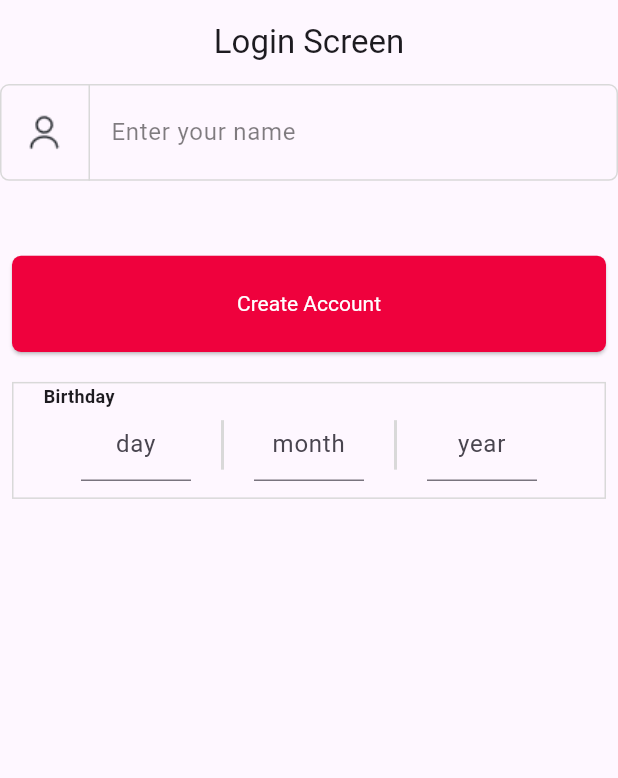
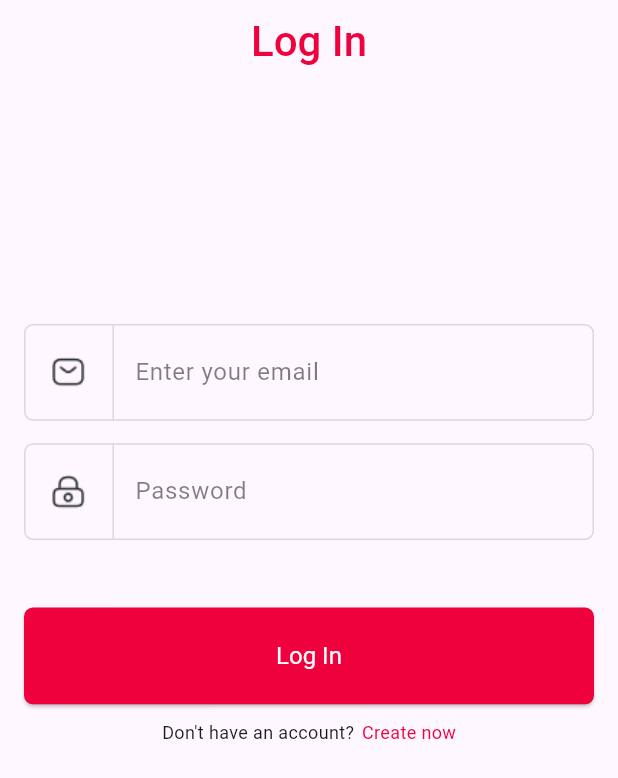
Before and after one commit to zaidahmedkhan/cosend_clone, a Flutter app: the screen it shows after launch, on a phone screen of 412 x 824 dp. Shown: the top 778 px of the screen. Run offline on Flutter 3.47's test engine with Material 3 defaults, Android fonts, the phone set to English and light mode, and no system bars.

Commit message:
login screen added

```diff
--- a/lib/core/constants/app_colors.dart
+++ b/lib/core/constants/app_colors.dart
@@ -5,4 +5,5 @@ class AppColors {
   static const Color whiteColor = Color(0xffFFFFFF);
   static const Color textFieldBorderColor = Color(0xffD9D9D9);
   static const Color hintTextColor = Color(0x80000000);
+  static const Color darkPink = Color(0xffEF013D);
 }
--- a/lib/core/constants/app_strings.dart
+++ b/lib/core/constants/app_strings.dart
@@ -3,4 +3,7 @@ class AppStrings {
   static const String day = "day";
   static const String month = "month";
   static const String year = "year";
+  static const String login = "Log In";
+  static const String dontHaveAnAccount = "Don't have an account?";
+  static const String createNow = "Create now";
 }
--- a/lib/view/screens/login_screen.dart
+++ b/lib/view/screens/login_screen.dart
@@ -1,6 +1,6 @@
 import 'package:cosend_clone/core/constants/app_assets.dart';
 import 'package:cosend_clone/core/constants/app_colors.dart';
-import 'package:cosend_clone/view/widgets/birthday_text_field.dart';
+import 'package:cosend_clone/core/constants/app_strings.dart';
 import 'package:cosend_clone/view/widgets/custom_button.dart';
 import 'package:cosend_clone/view/widgets/custom_text_field.dart';
 import 'package:flutter/material.dart';
@@ -13,31 +13,56 @@ class LoginScreen extends StatelessWidget {
     return Scaffold(
         appBar: AppBar(
           centerTitle: true,
-        title: const Text("Login Screen"),
+          title: const Text(
+            AppStrings.login,
+            style: TextStyle(
+                fontSize: 28,
+                fontWeight: FontWeight.w500,
+                color: AppColors.darkPink),
           ),
-      body: Center(
+        ),
+        body: SingleChildScrollView(
+          child: Padding(
+            padding: const EdgeInsets.symmetric(horizontal: 16, vertical: 160),
             child: Column(
               children: [
                 const CustomTextfield(
-              hintText: "Enter your name",
-              prefixIconPath: AppImages.personIcon,
-              borderRadius: 6,
-            ),
-            const SizedBox(height: 50),
+                    hintText: "Enter your email",
+                    prefixIconPath: AppImages.emailIcon),
+                const SizedBox(height: 15),
+                const CustomTextfield(
+                    hintText: "Password", prefixIconPath: AppImages.password),
+                const SizedBox(height: 45),
                 CustomButton(
                   onTap: () {},
                   width: 396,
-              height: 64.1,
-              buttonColor: AppColors.primaryButton,
-              title: "Create Account",
+                  height: 64.51,
+                  title: "Log In",
                   textColor: AppColors.whiteColor,
-              borderRdaius: 6,
                 ),
-            SizedBox(height: 20),
-            BirthdayTextField(),
+                const SizedBox(height: 10),
+                const Row(
+                  mainAxisAlignment: MainAxisAlignment.center,
+                  children: [
+                    Text(
+                      AppStrings.dontHaveAnAccount,
+                      style:
+                          TextStyle(fontSize: 12, fontWeight: FontWeight.w400),
+                    ),
+                    SizedBox(width: 5),
+                    Text(
+                      AppStrings.createNow,
+                      style: TextStyle(
+                        fontSize: 12,
+                        fontWeight: FontWeight.w400,
+                        color: AppColors.darkPink,
+                      ),
+                    )
+                  ],
+                ),
               ],
             ),
           ),
-    );
+        ));
   }
 }
--- a/lib/view/widgets/custom_button.dart
+++ b/lib/view/widgets/custom_button.dart
@@ -1,3 +1,4 @@
+import 'package:cosend_clone/core/constants/app_colors.dart';
 import 'package:flutter/material.dart';
 
 class CustomButton extends StatelessWidget {
@@ -6,10 +7,10 @@ class CustomButton extends StatelessWidget {
     required this.onTap,
     required this.width,
     required this.height,
-    required this.buttonColor,
+    this.buttonColor = AppColors.primaryButton,
     required this.title,
     required this.textColor,
-    required this.borderRdaius,
+    this.borderRadius = 6,
   });
 
   final Function() onTap;
@@ -18,7 +19,7 @@ class CustomButton extends StatelessWidget {
   final Color buttonColor;
   final String title;
   final Color textColor;
-  final double borderRdaius;
+  final double borderRadius;
 
   @override
   Widget build(BuildContext context) {
@@ -31,10 +32,11 @@ class CustomButton extends StatelessWidget {
             backgroundColor: buttonColor,
             textStyle: TextStyle(color: buttonColor),
             shape: RoundedRectangleBorder(
-                borderRadius: BorderRadius.circular(borderRdaius))),
+                borderRadius: BorderRadius.circular(borderRadius))),
         child: Text(
           title,
-          style: TextStyle(color: textColor),
+          style: TextStyle(
+              color: textColor, fontSize: 16, fontWeight: FontWeight.w400),
         ),
       ),
     );
--- a/lib/view/widgets/custom_text_field.dart
+++ b/lib/view/widgets/custom_text_field.dart
@@ -5,7 +5,7 @@ class CustomTextfield extends StatelessWidget {
   const CustomTextfield(
       {super.key,
       required this.hintText,
-      required this.borderRadius,
+       this.borderRadius = 6,
       required this.prefixIconPath,
       this.height = 64.51,
       this.width = 396});
```
Lines whose indentation alone changed are shown as unchanged.
